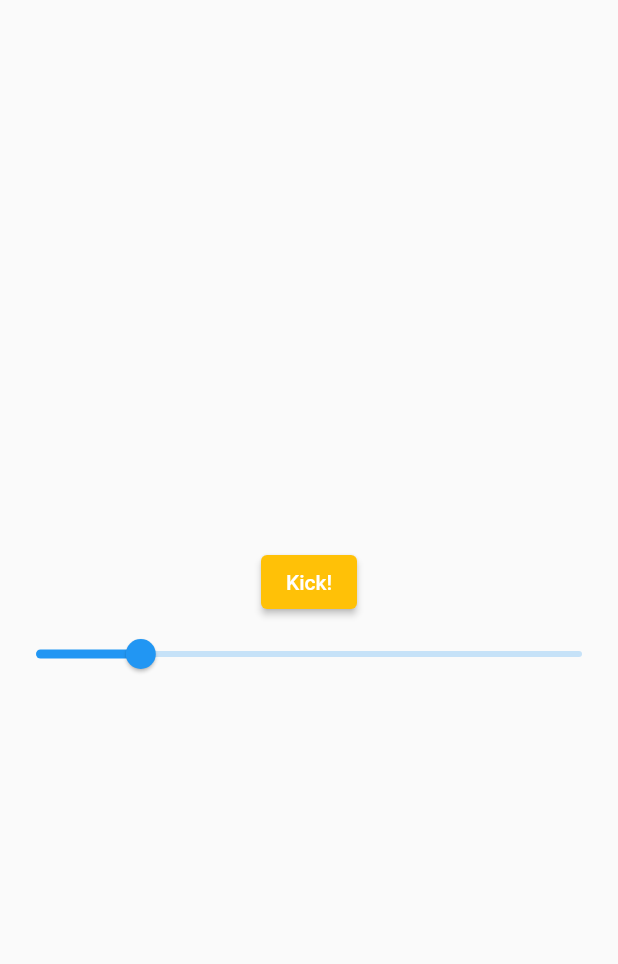
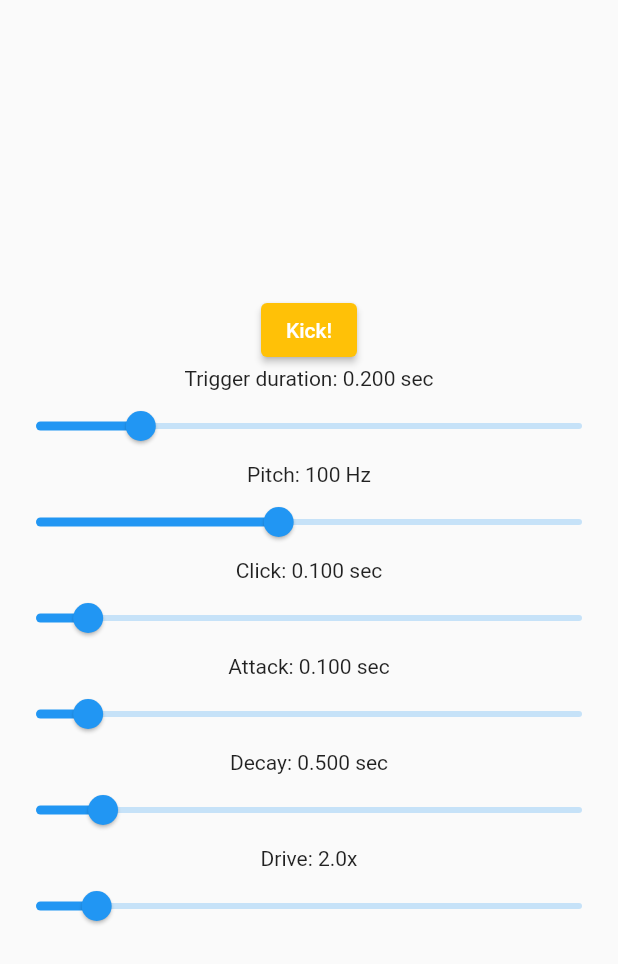
Before and after one commit to oshibka404/baraban, a Flutter app: the screen it shows after launch, after a tap on "Kick!", on a phone screen of 412 x 824 dp. Shown: the top 964 px of the screen. Run offline on Flutter 3.47's test engine with Material 2 defaults, Android fonts, the phone set to English and light mode, and no system bars.

Commit message:
Fully customizable kick

```diff
--- a/lib/main.dart
+++ b/lib/main.dart
@@ -1,7 +1,8 @@
 import 'dart:async';
 
 import 'package:flutter/material.dart';
-import 'dsp_api.dart';
+import 'sound/dsp/dsp_api.dart';
+import 'sound/dsp/dsp_param_ids.dart';
 
 void main() {
   runApp(MyApp());
@@ -30,6 +31,11 @@ class MyHomePage extends StatefulWidget {
 
 class _MyHomePageState extends State<MyHomePage> {
   double _duration = 0.2;
+  double _pitch = 100;
+  double _click = 0.1;
+  double _attack = 0.1;
+  double _decay = 0.5;
+  double _drive = 2;
   Timer? _timer;
 
   @override
@@ -43,16 +49,51 @@ class _MyHomePageState extends State<MyHomePage> {
       setState(() {
         _timer = null;
       });
-      DspApi.setParamValueByPath('/main/kick/gate', 0);
+      DspApi.setParamValue(DspParamIds.kick_gate, 0);
     };
     setState(() {
       _timer?.cancel();
       _timer =
           Timer(Duration(milliseconds: (_duration * 1000).toInt()), closeGate);
     });
-    DspApi.setParamValueByPath('/main/kick/gate', 0).then((_) {
-      DspApi.setParamValueByPath('/main/kick/gate', 1);
+    DspApi.setParamValue(DspParamIds.kick_gate, 0).then((_) {
+      DspApi.setParamValue(DspParamIds.kick_gate, 1);
     });
+  }
+
+  void _setPitch(double pitch) {
+    setState(() {
+      _pitch = pitch;
+    });
+    DspApi.setParamValue(DspParamIds.kick_pitch, pitch);
+  }
+
+  void _setClick(double click) {
+    setState(() {
+      _click = click;
+    });
+    DspApi.setParamValue(DspParamIds.kick_click, click);
+  }
+
+  void _setAttack(double attack) {
+    setState(() {
+      _attack = attack;
+    });
+    DspApi.setParamValue(DspParamIds.kick_attack, attack);
+  }
+
+  void _setDecay(double decay) {
+    setState(() {
+      _decay = decay;
+    });
+    DspApi.setParamValue(DspParamIds.kick_decay, decay);
+  }
+
+  void _setDrive(double drive) {
+    setState(() {
+      _drive = drive;
+    });
+    DspApi.setParamValue(DspParamIds.kick_drive, drive);
   }
 
   void _setDuration(double newDuration) {
@@ -75,6 +116,7 @@ class _MyHomePageState extends State<MyHomePage> {
                   backgroundColor: MaterialStateProperty.all<Color>(
                       _timer != null ? Colors.red : Colors.amber)),
             ),
+            Text("Trigger duration: ${_duration.toStringAsPrecision(3)} sec"),
             Slider(
               value: _duration,
               onChanged: _setDuration,
@@ -82,6 +124,46 @@ class _MyHomePageState extends State<MyHomePage> {
               max: 1,
               label: "Trigger duration",
             ),
+            Text("Pitch: ${_pitch.toStringAsPrecision(3)} Hz"),
+            Slider(
+              value: _pitch,
+              onChanged: _setPitch,
+              min: 20,
+              max: 200,
+              label: "Pitch",
+            ),
+            Text("Click: ${_click.toStringAsPrecision(3)} sec"),
+            Slider(
+              value: _click,
+              onChanged: _setClick,
+              min: 0.005,
+              max: 1,
+              label: "Click",
+            ),
+            Text("Attack: ${_attack.toStringAsPrecision(3)} sec"),
+            Slider(
+              value: _attack,
+              onChanged: _setAttack,
+              min: 0.005,
+              max: 1,
+              label: "Attack",
+            ),
+            Text("Decay: ${_decay.toStringAsPrecision(3)} sec"),
+            Slider(
+              value: _decay,
+              onChanged: _setDecay,
+              min: 0.01,
+              max: 4,
+              label: "Decay",
+            ),
+            Text("Drive: ${_drive.toStringAsPrecision(2)}x"),
+            Slider(
+              value: _drive,
+              onChanged: _setDrive,
+              min: 1,
+              max: 10,
+              label: "Drive",
+            ),
           ],
         ),
       ),
--- /dev/null
+++ b/lib/sound/dsp/dsp_param_ids.dart
@@ -0,0 +1,19 @@
+abstract class DspParamIds {
+  static const kick_gate = 0;
+  static const kick_pitch = 1;
+  static const kick_click = 2;
+  static const kick_attack = 3;
+  static const kick_decay = 4;
+  static const kick_drive = 5;
+
+  static const clap_gate = 6;
+  static const clap_pitch = 7;
+  static const clap_attack = 8;
+  static const clap_decay = 9;
+
+  static const hat_gate = 10;
+  static const hat_pitch = 11;
+  static const hat_tone = 12;
+  static const hat_attack = 13;
+  static const hat_decay = 14;
+}
--- /dev/null
+++ b/lib/sound/kick_drum.dart
@@ -0,0 +1,37 @@
+import 'dart:async';
+
+import 'dsp/dsp_api.dart';
+import 'dsp/dsp_param_ids.dart';
+
+class KickDrum {
+  double duration = 0.2;
+  double pitch = 100;
+  double click = 0.1;
+  Timer? timer;
+
+  void triggerKick() {
+    var closeGate = () {
+      timer = null;
+      DspApi.setParamValue(DspParamIds.kick_gate, 0);
+    };
+    timer?.cancel();
+    timer = Timer(Duration(milliseconds: (duration * 1000).toInt()), closeGate);
+    DspApi.setParamValue(DspParamIds.kick_gate, 0).then((_) {
+      DspApi.setParamValue(DspParamIds.kick_gate, 1);
+    });
+  }
+
+  void setPitch(double pitch) {
+    pitch = pitch;
+    DspApi.setParamValue(DspParamIds.kick_pitch, pitch);
+  }
+
+  void setClick(double click) {
+    click = click;
+    DspApi.setParamValue(DspParamIds.kick_click, click);
+  }
+
+  void setDuration(double newDuration) {
+    duration = newDuration;
+  }
+}
```
Also changed, not shown: lib/sound/dsp/dsp_api.dart (renamed from lib/dsp_api.dart), 1 other file.
